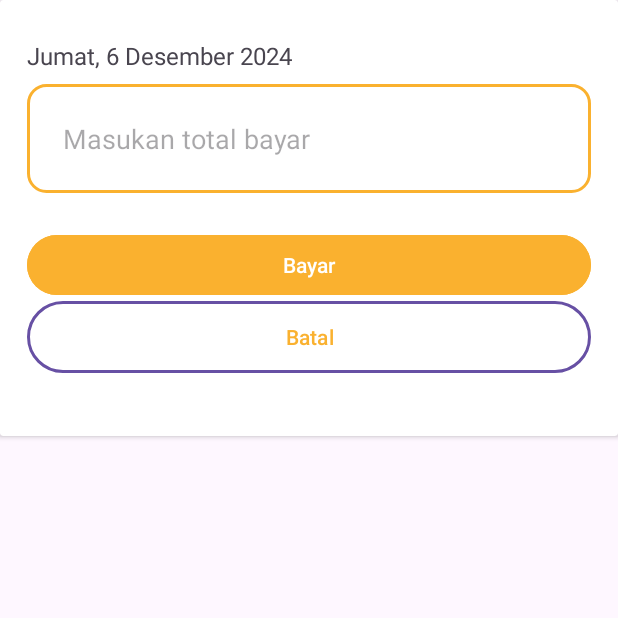
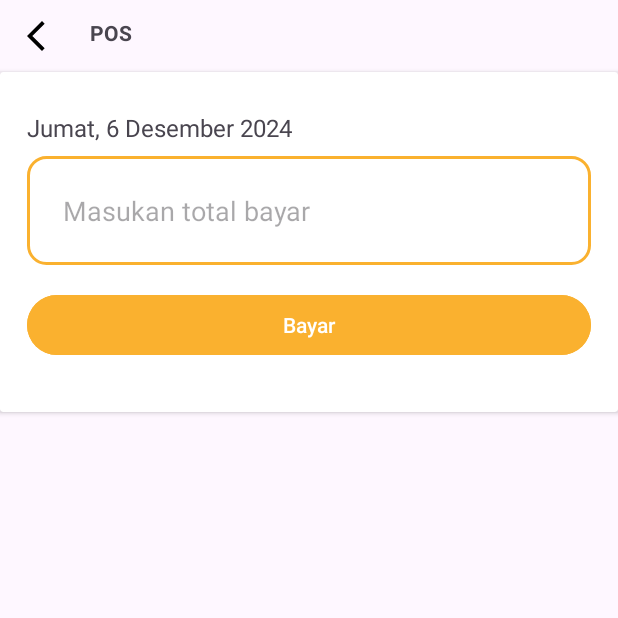
Before and after one commit to zeinirfansyah/bersamakasir_dummyapp_layout, an Android app: the TransactionsActivity screen opened directly, with no data from a screen before it, on a phone screen of 412 x 824 dp, the top half of it. Run offline under Robolectric (Android 15) with nearby library versions, the phone set to English and light mode, and no system bars.

Commit message:
refactor [layout]: removed cancel button and added back button

```diff
--- a/app/src/main/java/com/example/bersamakasiredclayout/TransactionsActivity.kt
+++ b/app/src/main/java/com/example/bersamakasiredclayout/TransactionsActivity.kt
@@ -2,6 +2,7 @@ package com.example.bersamakasiredclayout
 
 import android.os.Bundle
 import android.widget.Button
+import android.widget.ImageView
 import androidx.activity.enableEdgeToEdge
 import androidx.appcompat.app.AppCompatActivity
 import androidx.core.view.ViewCompat
@@ -20,7 +21,7 @@ class TransactionsActivity : AppCompatActivity() {
             insets
         }
 
-        val btnBack: Button = findViewById(R.id.btn_cancel)
+        val btnBack: ImageView = findViewById(R.id.btn_back)
 
         btnBack.setOnClickListener {
             finish()
--- /dev/null
+++ b/app/src/main/res/drawable/baseline_arrow_back_ios_new_24.xml
@@ -0,0 +1,5 @@
+<vector xmlns:android="http://schemas.android.com/apk/res/android" android:height="24dp" android:tint="#000000" android:viewportHeight="24" android:viewportWidth="24" android:width="24dp">
+
+    <path android:fillColor="@android:color/white" android:pathData="M17.77,3.77l-1.77,-1.77l-10,10l10,10l1.77,-1.77l-8.23,-8.23z"/>
+
+</vector>
--- a/app/src/main/res/layout/activity_transactions.xml
+++ b/app/src/main/res/layout/activity_transactions.xml
@@ -7,10 +7,32 @@
     android:layout_height="match_parent"
     tools:context=".TransactionsActivity">
 
+    <LinearLayout
+        android:id="@+id/ll_header"
+        android:layout_width="match_parent"
+        android:layout_height="wrap_content"
+        android:orientation="horizontal"
+        app:layout_constraintTop_toTopOf="parent"
+        app:layout_constraintStart_toStartOf="parent"
+        app:layout_constraintEnd_toEndOf="parent">
+        <ImageView
+            android:id="@+id/btn_back"
+            android:layout_width="wrap_content"
+            android:layout_height="wrap_content"
+            android:layout_margin="12dp"
+            android:src="@drawable/baseline_arrow_back_ios_new_24"/>
+    <TextView
+        android:layout_width="wrap_content"
+        android:layout_height="wrap_content"
+        android:text="POS"
+        android:layout_margin="12dp"
+        android:textStyle="bold"/>
+    </LinearLayout>
+
    <androidx.cardview.widget.CardView
        android:layout_width="match_parent"
        android:layout_height="wrap_content"
-       app:layout_constraintTop_toTopOf="parent"
+       app:layout_constraintTop_toBottomOf="@id/ll_header"
        app:layout_constraintStart_toStartOf="parent"
        app:layout_constraintEnd_toEndOf="parent">
       <LinearLayout
@@ -37,26 +59,13 @@
               android:padding="24dp"
               />
 
-          <LinearLayout
+          <Button
+              android:id="@+id/btn_bayar"
               android:layout_width="match_parent"
               android:layout_height="wrap_content"
-              android:orientation="vertical"
-              android:layout_marginVertical="24dp"
-              >
-              <Button
-                  android:id="@+id/btn_bayar"
-                  android:layout_width="match_parent"
-                  android:layout_height="wrap_content"
-                  android:text="Bayar"
-                  android:backgroundTint="@color/primary"/>
-              <Button
-                  android:id="@+id/btn_cancel"
-                  android:layout_width="match_parent"
-                  android:layout_height="wrap_content"
-                  android:text="Batal"
-                  android:background="@drawable/button_border"
-                  android:textColor="@color/primary"/>
-          </LinearLayout>
+              android:text="Bayar"
+              android:backgroundTint="@color/primary"
+              android:layout_marginVertical="16dp"/>
       </LinearLayout>
    </androidx.cardview.widget.CardView>
 
```
